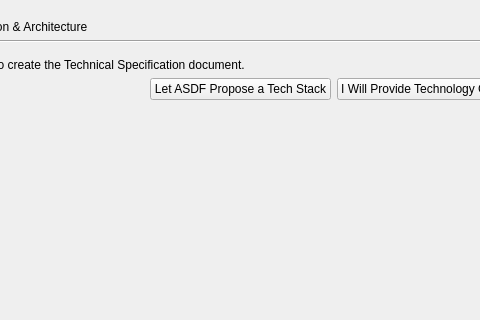
mariolewis/asdf_factory, file gui/tech_spec_page.ui: the form before one commit; both pictures show x 132 to 612 and y 0 to 320 of the 700 by 500 pixel window.
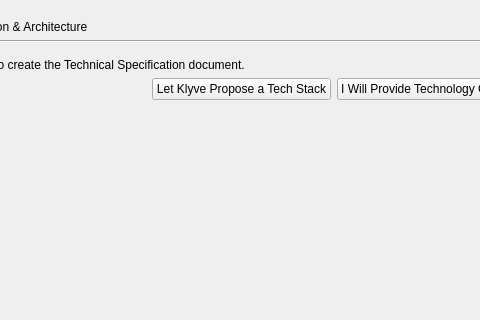
The form after the commit.

Commit message: REFACTOR: Rename application branding and files from ASDF to Klyve

What changed in the file:
```diff
--- a/gui/tech_spec_page.ui
+++ b/gui/tech_spec_page.ui
@@ -69,7 +69,7 @@
          <item>
           <widget class="QPushButton" name="proposeStackButton">
            <property name="text">
-            <string>Let ASDF Propose a Tech Stack</string>
+            <string>Let Klyve Propose a Tech Stack</string>
            </property>
           </widget>
          </item>
```
The commit also changes 27 other files.
